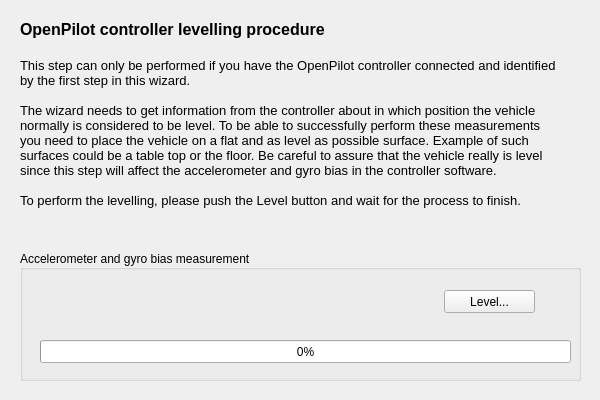
Before: the Qt Designer form ground/openpilotgcs/src/plugins/setupwizard/pages/levellingpage.ui in openpilot/OpenPilot, drawn with Qt 5.
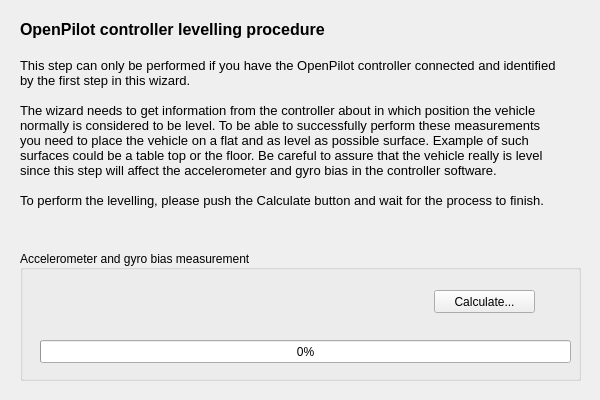
After: the same form once the commit is applied.

Commit message: Added Levelling functionality.

Patch:
```diff
--- a/ground/openpilotgcs/src/plugins/setupwizard/pages/levellingpage.ui
+++ b/ground/openpilotgcs/src/plugins/setupwizard/pages/levellingpage.ui
@@ -33,7 +33,7 @@
 &lt;p style=&quot;-qt-paragraph-type:empty; margin-top:0px; margin-bottom:0px; margin-left:0px; margin-right:0px; -qt-block-indent:0; text-indent:0px; font-size:10pt;&quot;&gt;&lt;/p&gt;
 &lt;p style=&quot; margin-top:0px; margin-bottom:0px; margin-left:0px; margin-right:0px; -qt-block-indent:0; text-indent:0px;&quot;&gt;&lt;span style=&quot; font-size:10pt;&quot;&gt;The wizard needs to get information from the controller about in which position the vehicle normally is considered to be level. To be able to successfully perform these measurements you need to place the vehicle on a flat and as level as possible surface. Example of such surfaces could be a table top or the floor. Be careful to assure that the vehicle really is level since this step will affect the accelerometer and gyro bias in the controller software.&lt;/span&gt;&lt;/p&gt;
 &lt;p style=&quot;-qt-paragraph-type:empty; margin-top:0px; margin-bottom:0px; margin-left:0px; margin-right:0px; -qt-block-indent:0; text-indent:0px; font-size:10pt;&quot;&gt;&lt;/p&gt;
-&lt;p style=&quot; margin-top:0px; margin-bottom:0px; margin-left:0px; margin-right:0px; -qt-block-indent:0; text-indent:0px;&quot;&gt;&lt;span style=&quot; font-size:10pt;&quot;&gt;To perform the levelling, please push the Level button and wait for the process to finish.&lt;/span&gt;&lt;/p&gt;&lt;/body&gt;&lt;/html&gt;</string>
+&lt;p style=&quot; margin-top:0px; margin-bottom:0px; margin-left:0px; margin-right:0px; -qt-block-indent:0; text-indent:0px;&quot;&gt;&lt;span style=&quot; font-size:10pt;&quot;&gt;To perform the levelling, please push the Calculate button and wait for the process to finish.&lt;/span&gt;&lt;/p&gt;&lt;/body&gt;&lt;/html&gt;</string>
    </property>
    <property name="alignment">
     <set>Qt::AlignLeading|Qt::AlignLeft|Qt::AlignTop</set>
@@ -79,14 +79,14 @@
    <widget class="QPushButton" name="pushButton">
     <property name="geometry">
      <rect>
-      <x>424</x>
+      <x>414</x>
       <y>40</y>
-      <width>91</width>
+      <width>101</width>
       <height>23</height>
      </rect>
     </property>
     <property name="text">
-     <string>Level...</string>
+     <string>Calculate...</string>
     </property>
    </widget>
   </widget>
```
Left out of the diff: 4 changed lines with no effect on the pictures. The commit also changes 8 other files.
